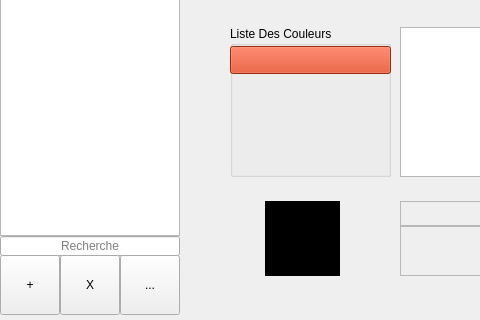
This is mainwindow.ui in limalayla/PadID_Palette as Qt 5 draws it before an edit; both pictures show x 0 to 480 and y 83 to 403 of the 750 by 403 pixel window. The edited form follows.
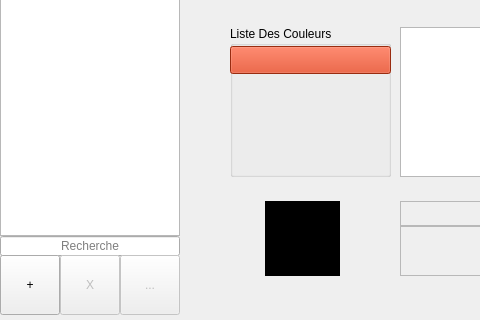
This is the edited form.

Diff of the .ui file:
```diff
--- a/mainwindow.ui
+++ b/mainwindow.ui
@@ -75,6 +75,9 @@
     </property>
    </widget>
    <widget class="QPushButton" name="btn_clientDel">
+    <property name="enabled">
+     <bool>false</bool>
+    </property>
     <property name="geometry">
      <rect>
       <x>60</x>
@@ -88,6 +91,9 @@
     </property>
    </widget>
    <widget class="QPushButton" name="btn_clientProp">
+    <property name="enabled">
+     <bool>false</bool>
+    </property>
     <property name="geometry">
      <rect>
       <x>120</x>
```
Left out of the diff: 6 changed lines with no effect on the pictures.
